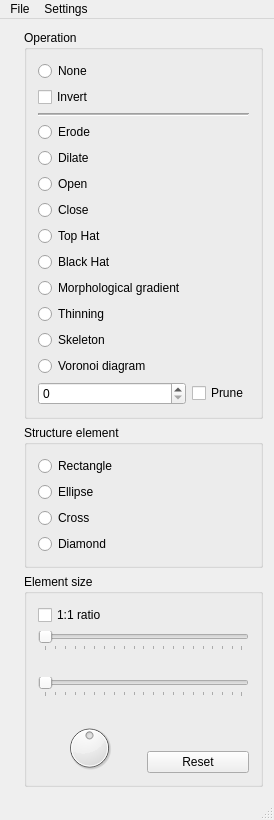
Qt form morph/mainwindow.ui (k0zmo/morphology-opencl) before a commit.
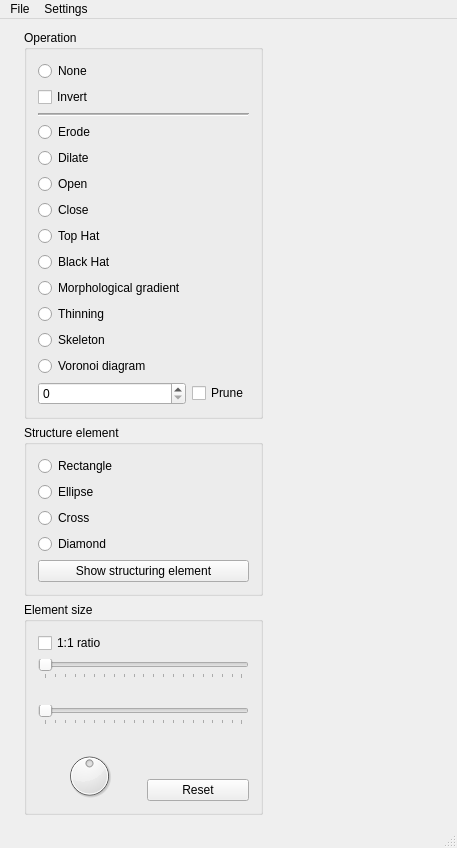
The same form after that commit.

```diff
--- a/morph/mainwindow.ui
+++ b/morph/mainwindow.ui
@@ -7,8 +7,8 @@
    <rect>
     <x>0</x>
     <y>0</y>
-    <width>259</width>
-    <height>742</height>
+    <width>457</width>
+    <height>805</height>
    </rect>
   </property>
   <property name="sizePolicy">
@@ -244,6 +244,13 @@
              </property>
             </widget>
            </item>
+           <item>
+            <widget class="QPushButton" name="pbShowSE">
+             <property name="text">
+              <string>Show structuring element</string>
+             </property>
+            </widget>
+           </item>
           </layout>
          </widget>
         </item>
@@ -446,7 +453,7 @@
     <rect>
      <x>0</x>
      <y>0</y>
-     <width>259</width>
+     <width>457</width>
      <height>21</height>
     </rect>
    </property>
```
